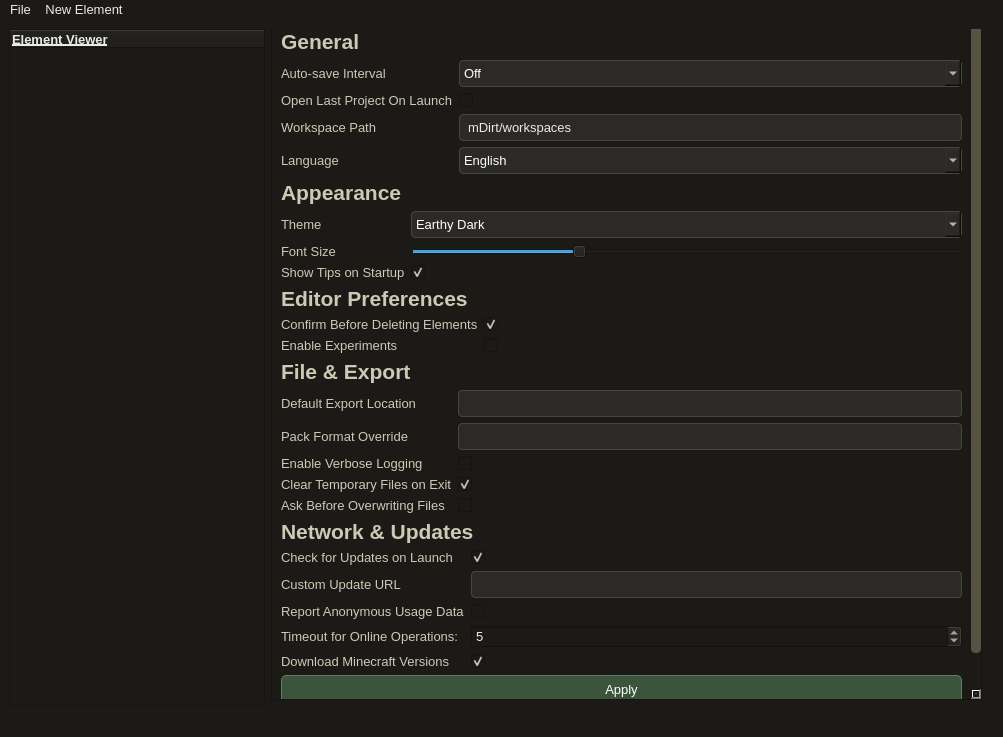
Above: lib/UIs/ui.ui from Faith-and-Code-Technologies/mDirt before the change. Below: the same form after it.
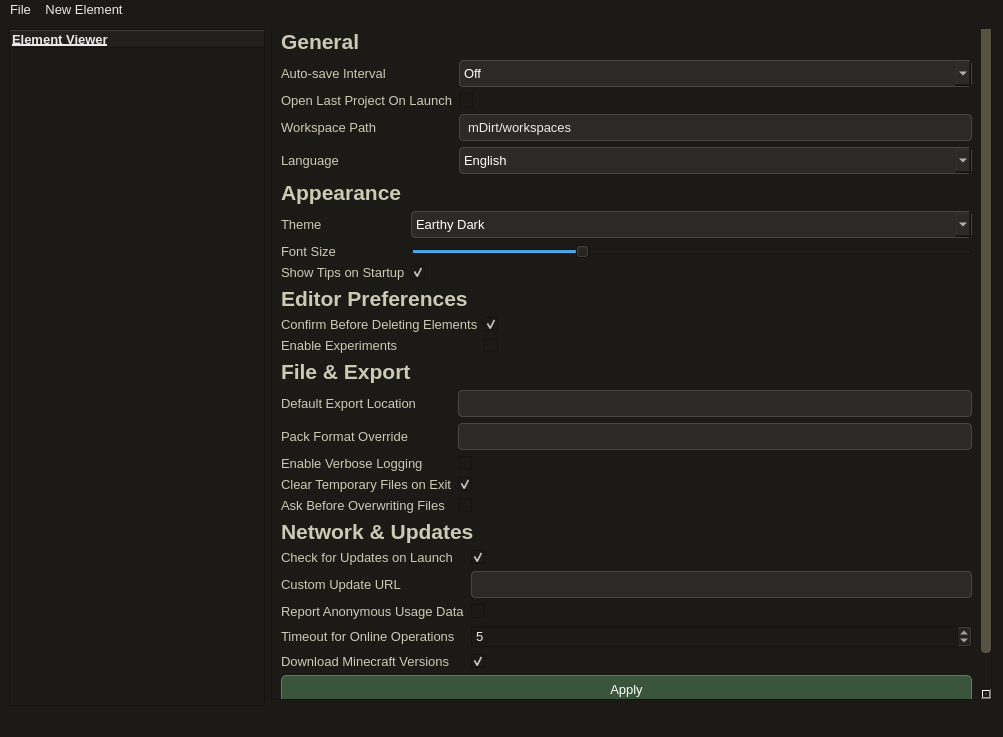
That is the form after the change. The open tabs and pages were chosen to show the change.

Diff of the .ui file:
```diff
--- a/lib/UIs/ui.ui
+++ b/lib/UIs/ui.ui
@@ -1869,7 +1869,7 @@
          <rect>
           <x>0</x>
           <y>-10</y>
-          <width>711</width>
+          <width>721</width>
           <height>681</height>
          </rect>
         </property>
@@ -1881,8 +1881,8 @@
           <rect>
            <x>0</x>
            <y>0</y>
-           <width>699</width>
-           <height>752</height>
+           <width>709</width>
+           <height>746</height>
           </rect>
          </property>
          <layout class="QVBoxLayout" name="verticalLayout_2">
@@ -2210,7 +2210,7 @@
             <item row="3" column="0">
              <widget class="QLabel" name="label_35">
               <property name="text">
-               <string>Timeout for Online Operations:</string>
+               <string>Timeout for Online Operations</string>
               </property>
              </widget>
             </item>
```
